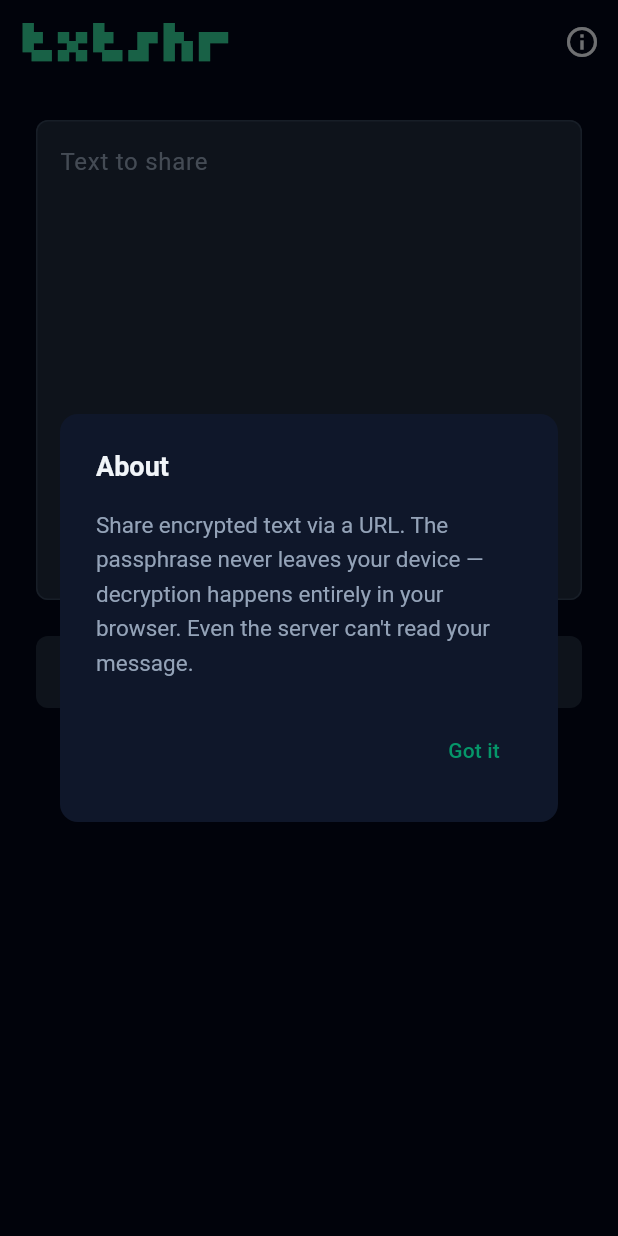
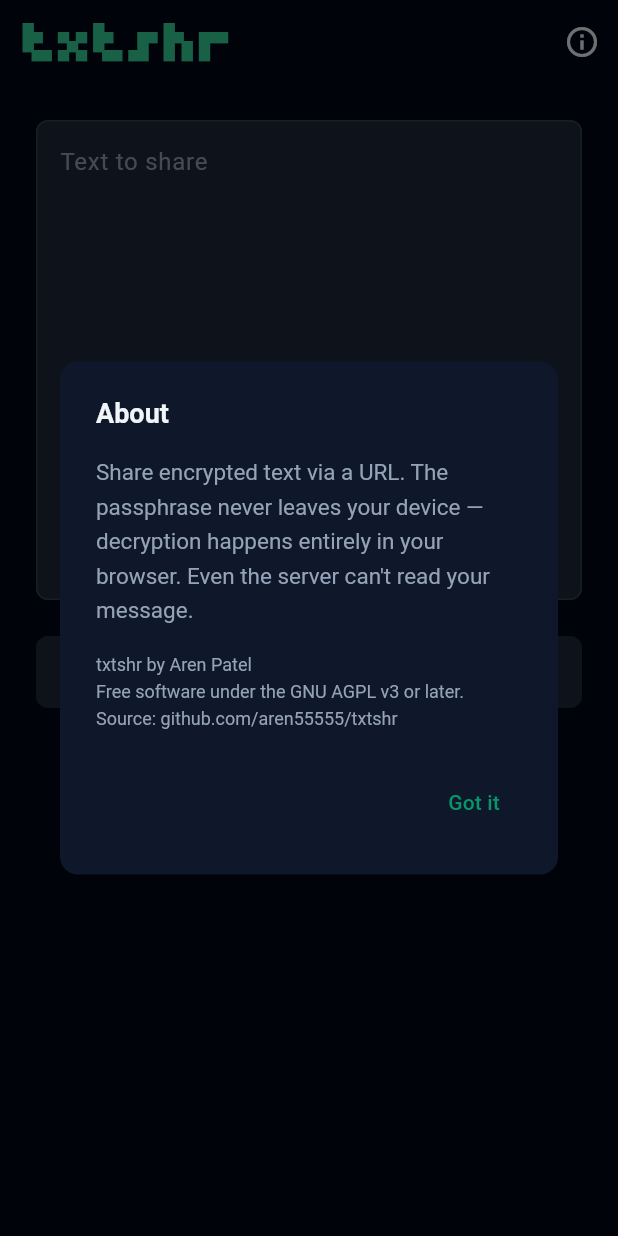
Before and after one commit to aren55555/txtshr, a Flutter app: the screen it shows after launch, after a tap on the "info outline" icon, on a phone screen of 412 x 824 dp. Run offline on Flutter 3.47's test engine with Material 3 defaults, Android fonts, the phone set to English and light mode, and no system bars.

Commit message:
chore: license under AGPL-3.0-or-later with attribution term

```diff
--- a/mobile/lib/ui/home.dart
+++ b/mobile/lib/ui/home.dart
@@ -160,9 +160,22 @@ class _InfoDialog extends StatelessWidget {
   Widget build(BuildContext context) {
     return AlertDialog(
       title: const Text('About'),
-      content: const Text(
-        'Share encrypted text via a URL. The passphrase never leaves your device — '
-        'decryption happens entirely in your browser. Even the server can\'t read your message.',
+      content: const Column(
+        mainAxisSize: MainAxisSize.min,
+        crossAxisAlignment: CrossAxisAlignment.start,
+        children: [
+          Text(
+            'Share encrypted text via a URL. The passphrase never leaves your device — '
+            'decryption happens entirely in your browser. Even the server can\'t read your message.',
+          ),
+          SizedBox(height: 16),
+          Text(
+            'txtshr by Aren Patel\n'
+            'Free software under the GNU AGPL v3 or later.\n'
+            'Source: github.com/aren55555/txtshr',
+            style: TextStyle(fontSize: 12),
+          ),
+        ],
       ),
       actions: [
         TextButton(
--- a/viewer/package.json
+++ b/viewer/package.json
@@ -2,6 +2,7 @@
   "name": "txtshr-viewer",
   "version": "0.1.0",
   "private": true,
+  "license": "AGPL-3.0-or-later",
   "scripts": {
     "dev": "vite",
     "build": "vite build",
```
Also changed, not shown: .goreleaser.yaml, 4 other files.
